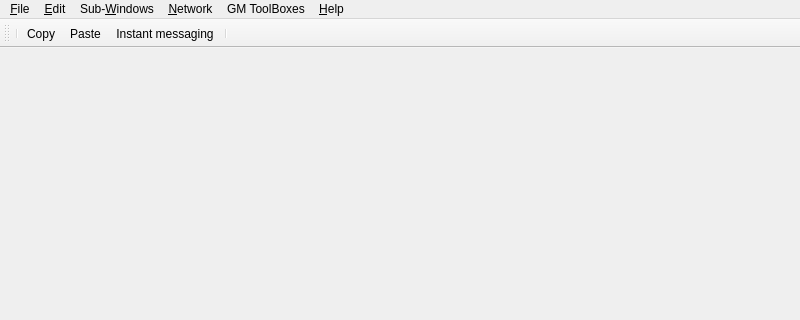
Qt form client/mainwindow.ui (Rolisteam/rolisteam) before a commit; both pictures show x 0 to 800 and y 0 to 320 of the 800 by 600 pixel window.
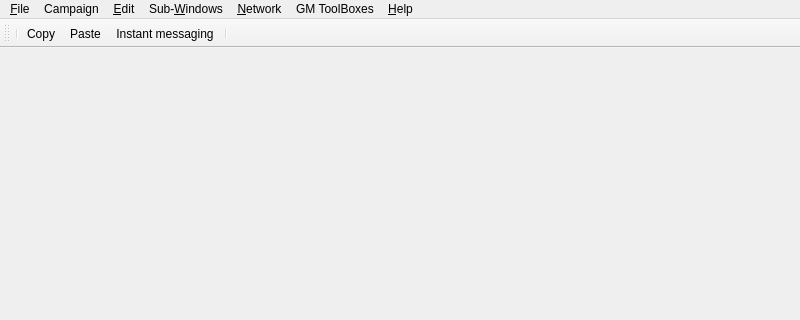
The same form after that commit. Icons and pictures are not drawn.

Commit message: [client] add campaign menu

Patch:
```diff
--- a/client/mainwindow.ui
+++ b/client/mainwindow.ui
@@ -143,7 +143,18 @@
      <string>GM ToolBoxes</string>
     </property>
    </widget>
+   <widget class="QMenu" name="menuCampaign">
+    <property name="title">
+     <string>Campaign</string>
+    </property>
+    <addaction name="m_diceAliasAct"/>
+    <addaction name="m_statesAct"/>
+    <addaction name="m_statisticAct"/>
+    <addaction name="separator"/>
+    <addaction name="m_campaignPropertiesAct"/>
+   </widget>
    <addaction name="m_fileMenu"/>
+   <addaction name="menuCampaign"/>
    <addaction name="m_editMenu"/>
    <addaction name="m_menuSubWindows"/>
    <addaction name="menuNetwork"/>
```
Left out of the diff: 25 changed lines with no effect on the pictures. The commit also changes 2 other files.
